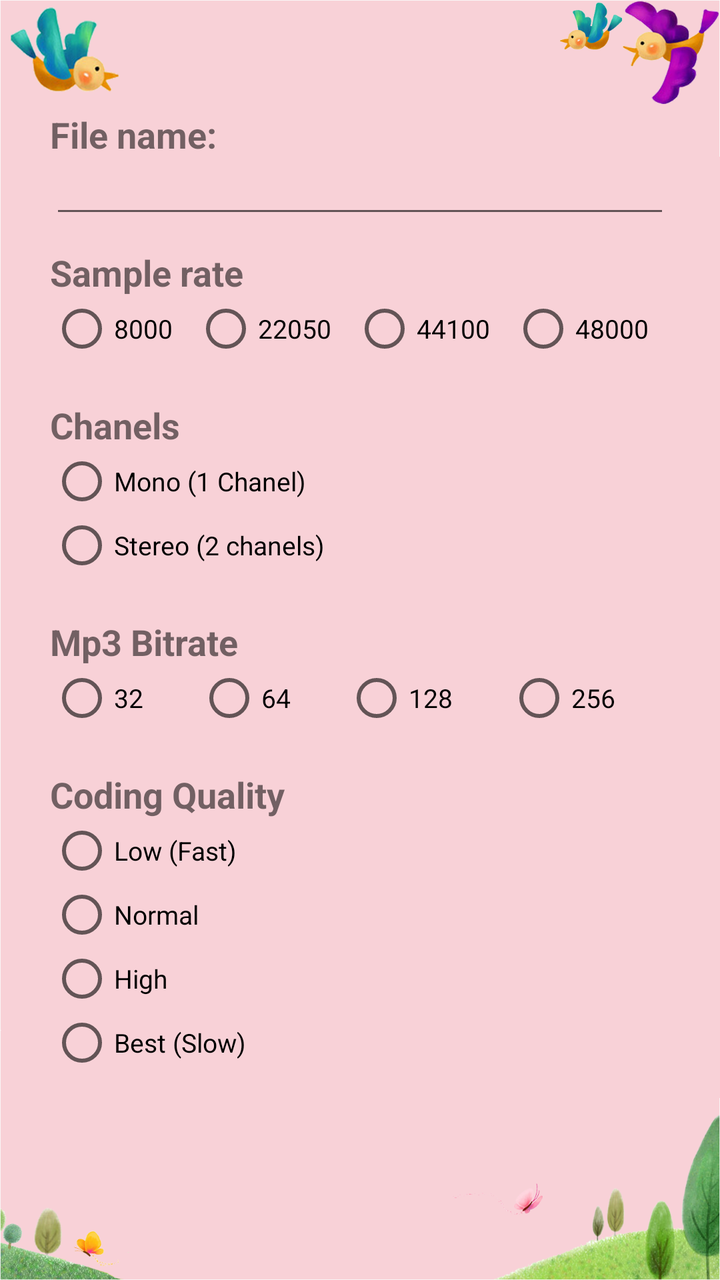
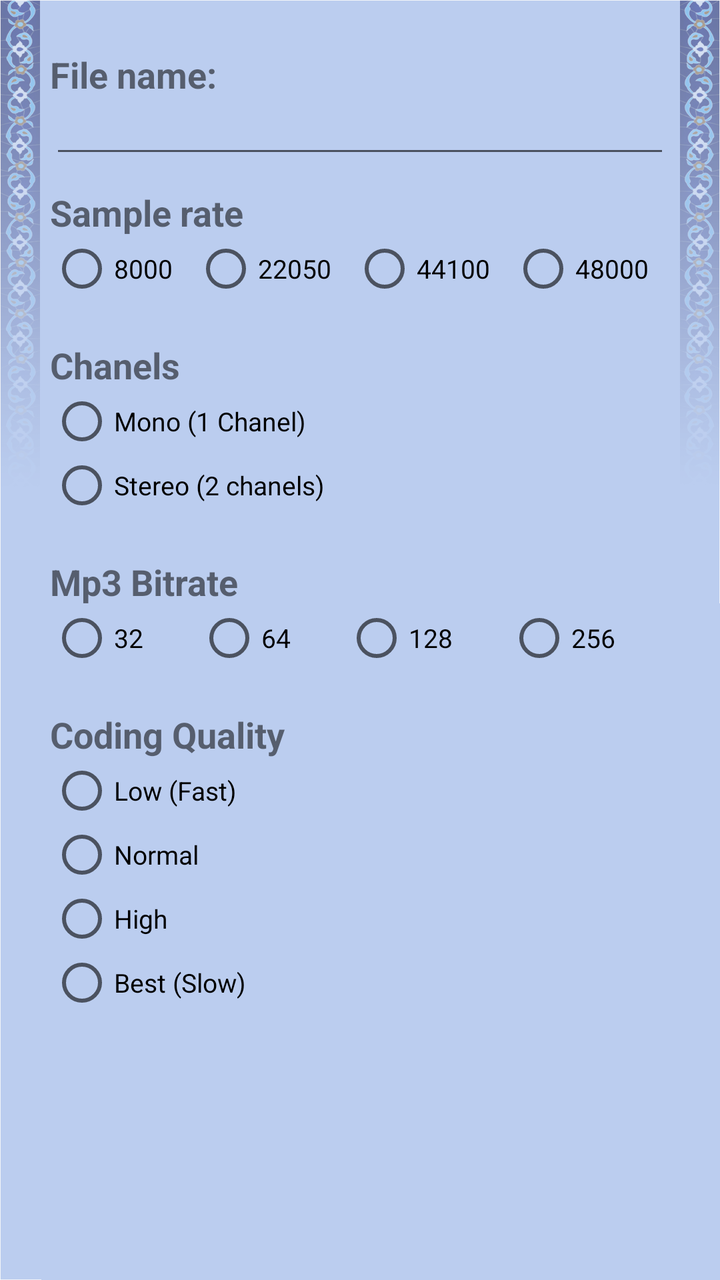

Two renders of the same Android screen: before a commit and after it. Below are the layout's source before the change and the commit's diff.
<!-- AndroidManifest.xml: application theme AppTheme -->
<!-- res/layout/activity_setting.xml -->
<?xml version="1.0" encoding="utf-8"?>
<RelativeLayout
    xmlns:android="http://schemas.android.com/apk/res/android"
    xmlns:app="http://schemas.android.com/apk/lib/com.example.jaisonjoseph.newsclient"
    android:layout_width="fill_parent"
    android:layout_height="fill_parent"
    >


    <ImageView
        android:id="@+id/imageView"
        android:layout_width="fill_parent"
        android:layout_height="fill_parent"
        android:adjustViewBounds="false"
        android:cropToPadding="false"
        android:scaleType="fitXY"
        android:src="@drawable/main_back" />

    
        
        
        
        
    <ScrollView
        android:layout_width="match_parent"
        android:layout_height="match_parent"
        android:layout_marginBottom="50dp"
        android:layout_marginLeft="25dp"
        android:layout_marginRight="25dp"
        android:layout_marginTop="55dp">

        <LinearLayout
            android:layout_width="match_parent"
            android:layout_height="wrap_content"
            android:orientation="vertical">


            <LinearLayout
                android:id="@+id/fn"
                android:layout_width="match_parent"
                android:layout_height="match_parent"
                android:layout_marginBottom="10dp"
                android:orientation="vertical">

                <TextView
                    android:id="@+id/file_name"
                    android:layout_width="match_parent"
                    android:layout_height="wrap_content"
                    android:text="File name:"
                    android:textSize="@dimen/titr_text_size"
                    android:textStyle="bold" />

                <EditText
                    android:id="@+id/set_name"
                    android:layout_width="match_parent"
                    android:layout_height="match_parent"
                    android:ems="10"
                    android:inputType="textPersonName"
                    android:textSize="@dimen/subtitr_text_size" />
            </LinearLayout>

            
                
                
                
                
                

                
                    
                    
                    
                    
                    
                    

                
                    
                    
                    
                    
                    
                    
                    
            

            <LinearLayout
                android:id="@+id/fqs"
                android:layout_width="match_parent"
                android:layout_height="wrap_content"
                android:layout_marginBottom="20dp"
                android:orientation="vertical">

                <TextView
                    android:id="@+id/samplerate_setting"
                    android:layout_width="match_parent"
                    android:layout_height="wrap_content"
                    android:text="Sample rate"
                    android:textSize="@dimen/titr_text_size"
                    android:textStyle="bold" />

                <RadioGroup
                    android:id="@+id/fqs_radiogroup"
                    android:layout_width="match_parent"
                    android:layout_height="match_parent"
                    android:orientation="horizontal">

                    <RadioButton
                        android:id="@+id/veryLowQFile"
                        android:layout_width="wrap_content"
                        android:layout_height="wrap_content"
                        android:layout_weight="1"
                        android:text="8000"
                        android:textSize="@dimen/subtitr_text_size" />

                    <RadioButton
                        android:id="@+id/lowQFile"
                        android:layout_width="wrap_content"
                        android:layout_height="wrap_content"
                        android:layout_weight="1"
                        android:text="22050"
                        android:textSize="@dimen/subtitr_text_size" />

                    <RadioButton
                        android:id="@+id/normalQFile"
                        android:layout_width="wrap_content"
                        android:layout_height="wrap_content"
                        android:layout_weight="1"
                        android:text="44100"
                        android:textSize="@dimen/subtitr_text_size" />

                    <RadioButton
                        android:id="@+id/HighQFile"
                        android:layout_width="wrap_content"
                        android:layout_height="wrap_content"
                        android:layout_weight="1"
                        android:text="48000"
                        android:textSize="@dimen/subtitr_text_size" />

                </RadioGroup>

                
            </LinearLayout>

            <LinearLayout
                android:id="@+id/fch"
                android:layout_width="match_parent"
                android:layout_height="match_parent"
                android:layout_marginBottom="20dp"
                android:orientation="vertical">

                <TextView
                    android:id="@+id/fast_setting"
                    android:layout_width="match_parent"
                    android:layout_height="wrap_content"
                    android:text="Chanels"
                    android:textSize="@dimen/titr_text_size"
                    android:textStyle="bold" />

                <RadioGroup
                    android:id="@+id/fch_radiogroup"
                    android:layout_width="match_parent"
                    android:layout_height="match_parent"
                    android:orientation="vertical">

                    <RadioButton
                        android:id="@+id/mono"
                        android:layout_width="wrap_content"
                        android:layout_height="wrap_content"
                        android:layout_weight="1"
                        android:text="Mono (1 Chanel)"
                        android:textSize="@dimen/subtitr_text_size" />

                    <RadioButton
                        android:id="@+id/stereo"
                        android:layout_width="wrap_content"
                        android:layout_height="wrap_content"
                        android:layout_weight="1"
                        android:text="Stereo (2 chanels)"
                        android:textSize="@dimen/subtitr_text_size" />

                </RadioGroup>


            </LinearLayout>

            
                
                
                
                
                

                
                    
                    
                    
                    
                    
                    

                
                    
                    
                    
                    

                    
                        
                        
                        
                        
                        
                        

                    
                        
                        
                        
                        
                        
                        

                


            

            <LinearLayout
                android:id="@+id/fcodB"
                android:layout_width="match_parent"
                android:layout_height="match_parent"
                android:layout_marginBottom="20dp"
                android:orientation="vertical">

                <TextView
                    android:id="@+id/Mp3Btr"
                    android:layout_width="match_parent"
                    android:layout_height="wrap_content"
                    android:text="Mp3 Bitrate"
                    android:textSize="@dimen/titr_text_size"
                    android:textStyle="bold" />


                <RadioGroup
                    android:id="@+id/fcodB_rg"
                    android:layout_width="match_parent"
                    android:layout_height="match_parent"
                    android:orientation="horizontal">

                    <RadioButton
                        android:id="@+id/mp3B32"
                        android:layout_width="wrap_content"
                        android:layout_height="wrap_content"
                        android:layout_weight="1"
                        android:text="32"
                        android:textSize="@dimen/subtitr_text_size" />

                    <RadioButton
                        android:id="@+id/mp3B64"
                        android:layout_width="wrap_content"
                        android:layout_height="wrap_content"
                        android:layout_weight="1"
                        android:text="64"
                        android:textSize="@dimen/subtitr_text_size" />

                    <RadioButton
                        android:id="@+id/Mp3B128"
                        android:layout_width="wrap_content"
                        android:layout_height="wrap_content"
                        android:layout_weight="1"
                        android:text="128"
                        android:textSize="@dimen/subtitr_text_size" />

                    <RadioButton
                        android:id="@+id/mp3B256"
                        android:layout_width="wrap_content"
                        android:layout_height="wrap_content"
                        android:layout_weight="1"
                        android:text="256"
                        android:textSize="@dimen/subtitr_text_size" />

                </RadioGroup>

            </LinearLayout>

            <LinearLayout
                android:id="@+id/fcodQ"
                android:layout_width="match_parent"
                android:layout_height="match_parent"
                android:layout_marginBottom="20dp"
                android:orientation="vertical">

                <TextView
                    android:id="@+id/Mp3Q"
                    android:layout_width="match_parent"
                    android:layout_height="wrap_content"
                    android:text="Coding Quality"
                    android:textSize="@dimen/titr_text_size"
                    android:textStyle="bold" />


                <RadioGroup
                    android:id="@+id/fcodQ_rg"
                    android:layout_width="match_parent"
                    android:layout_height="wrap_content"
                    android:orientation="vertical">

                    <RadioButton
                        android:id="@+id/mp3Qlow"
                        android:layout_width="wrap_content"
                        android:layout_height="wrap_content"
                        android:layout_weight="1"
                        android:text="Low (Fast)"
                        android:textSize="@dimen/subtitr_text_size" />

                    <RadioButton
                        android:id="@+id/mp3Qnormal"
                        android:layout_width="wrap_content"
                        android:layout_height="wrap_content"
                        android:layout_weight="1"
                        android:text="Normal"
                        android:textSize="@dimen/subtitr_text_size" />

                    <RadioButton
                        android:id="@+id/Mp3Qhigh"
                        android:layout_width="wrap_content"
                        android:layout_height="wrap_content"
                        android:layout_weight="1"
                        android:text="High"
                        android:textSize="@dimen/subtitr_text_size" />

                    <RadioButton
                        android:id="@+id/mp3Qbest"
                        android:layout_width="wrap_content"
                        android:layout_height="wrap_content"
                        android:layout_weight="1"
                        android:text="Best (Slow)"
                        android:textSize="@dimen/subtitr_text_size" />

                </RadioGroup>

            </LinearLayout>


        </LinearLayout>

    </ScrollView>

    



</RelativeLayout>
<!-- resources referenced by this layout -->
<resources>
  <dimen name="subtitr_text_size">13dp</dimen>
  <dimen name="titr_text_size">18dp</dimen>
  <!-- drawable main_back: png bitmap (drawable-xxxhdpi, 275149 bytes) -->
  <style name="AppTheme" parent="Theme.AppCompat.Light.DarkActionBar">
          
          <item name="colorPrimary">@color/colorPrimary</item>
          <item name="colorPrimaryDark">@color/colorPrimaryDark</item>
          <item name="colorAccent">@color/colorAccent</item>
      </style>
  <color name="colorPrimary">#3F51B5</color>
  <color name="colorPrimaryDark">#303F9F</color>
  <color name="colorAccent">#FF4081</color>
</resources>

<!-- the commit's change to res/layout/activity_setting.xml (unified diff, before → after) -->
@@ -14,7 +14,7 @@
         android:adjustViewBounds="false"
         android:cropToPadding="false"
         android:scaleType="fitXY"
-        android:src="@drawable/main_back" />
+        android:src="@drawable/recordermastersetting" />
 
     
         
@@ -24,10 +24,10 @@
     <ScrollView
         android:layout_width="match_parent"
         android:layout_height="match_parent"
-        android:layout_marginBottom="50dp"
+        android:layout_marginBottom="30dp"
         android:layout_marginLeft="25dp"
         android:layout_marginRight="25dp"
-        android:layout_marginTop="55dp">
+        android:layout_marginTop="25dp">
 
         <LinearLayout
             android:layout_width="match_parent"
@@ -60,28 +60,28 @@
             </LinearLayout>
 
             
-                
-                
-                
-                
-                
-
-                
-                    
-                    
-                    
-                    
-                    
-                    
-
-                
-                    
-                    
-                    
-                    
-                    
-                    
-                    
+            
+            
+            
+            
+            
+
+            
+            
+            
+            
+            
+            
+            
+
+            
+            
+            
+            
+            
+            
+            
+            
             
 
             <LinearLayout
@@ -185,43 +185,43 @@
             </LinearLayout>
 
             
-                
-                
-                
-                
-                
-
-                
-                    
-                    
-                    
-                    
-                    
-                    
-
-                
-                    
-                    
-                    
-                    
-
-                    
-                        
-                        
-                        
-                        
-                        
-                        
-
-                    
-                        
-                        
-                        
-                        
-                        
-                        
-
-                
+            
+            
+            
+            
+            
+
+            
+            
+            
+            
+            
+            
+            
+
+            
+            
+            
+            
+            
+
+            
+            
+            
+            
+            
+            
+            
+
+            
+            
+            
+            
+            
+            
+            
+
+            
 
 
             
<!-- resource entries referenced after the edit -->
@@ -2,7 +2,7 @@
 <resources>
   <dimen name="subtitr_text_size">13dp</dimen>
   <dimen name="titr_text_size">18dp</dimen>
-  <!-- drawable main_back: png bitmap (drawable-xxxhdpi, 275149 bytes) -->
+  <!-- drawable recordermastersetting: png bitmap (drawable-xxxhdpi, 594116 bytes) -->
   <style name="AppTheme" parent="Theme.AppCompat.Light.DarkActionBar">
           
           <item name="colorPrimary">@color/colorPrimary</item>
